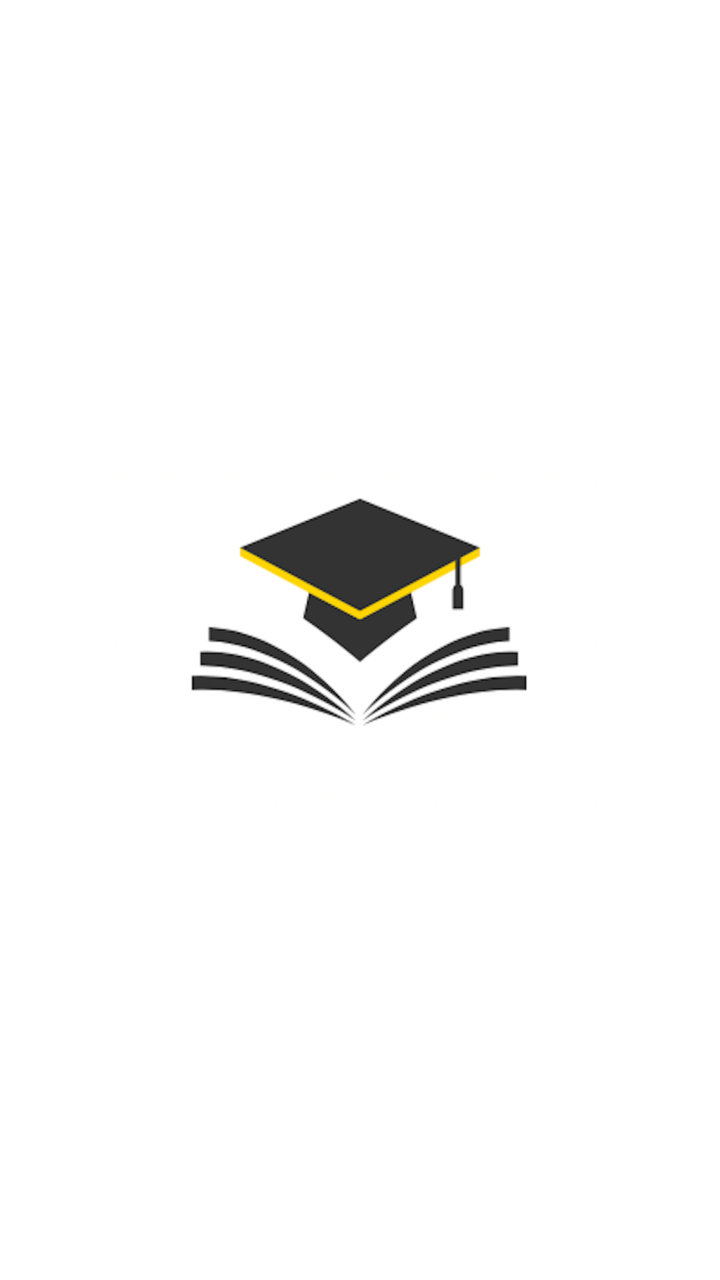
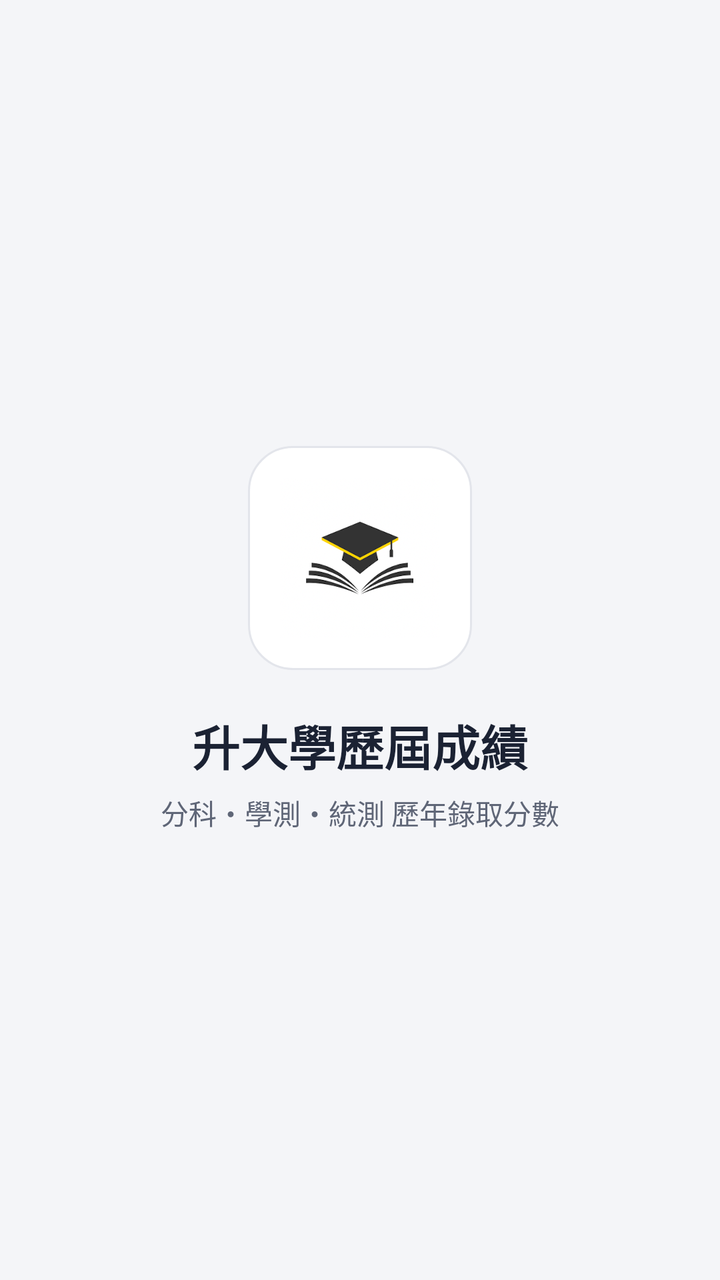

Compare the two renders of this Android layout. The source of the first and the diff that turns it into the second are given below.
<!-- AndroidManifest.xml: application theme AppTheme -->
<!-- res/layout/activity_brand.xml -->
<?xml version="1.0" encoding="utf-8"?>
<LinearLayout xmlns:android="http://schemas.android.com/apk/res/android"
    android:layout_width="match_parent"
    android:layout_height="match_parent"
    android:background="@color/white"
    android:orientation="vertical">

    <ImageView
        android:layout_marginTop="50dp"
        android:layout_width="250dp"
        android:layout_height="wrap_content"
        android:src="@drawable/logo"
        android:layout_gravity="center"
        />

</LinearLayout>
<!-- resources referenced by this layout -->
<resources>
  <style name="AppTheme" parent="Theme.AppCompat.Light.NoActionBar">
          
          <item name="colorPrimary">@color/white</item>
          <item name="colorPrimaryDark">@color/white</item>
          <item name="colorAccent">@color/yellow</item>
      </style>
  <color name="yellow">#f1c40f</color>
  <!-- unchanged entries left out for length: 2 -->
</resources>

<!-- the commit's change to res/layout/activity_brand.xml (unified diff, before → after) -->
@@ -2,15 +2,37 @@
 <LinearLayout xmlns:android="http://schemas.android.com/apk/res/android"
     android:layout_width="match_parent"
     android:layout_height="match_parent"
-    android:background="@color/white"
+    android:background="@color/bg_app"
+    android:gravity="center"
     android:orientation="vertical">
 
-    <ImageView
-        android:layout_marginTop="50dp"
-        android:layout_width="250dp"
+    <FrameLayout
+        android:layout_width="112dp"
+        android:layout_height="112dp"
+        android:background="@drawable/bg_brand_badge">
+        <ImageView
+            android:layout_width="80dp"
+            android:layout_height="80dp"
+            android:layout_gravity="center"
+            android:scaleType="fitCenter"
+            android:src="@drawable/logo" />
+    </FrameLayout>
+
+    <TextView
+        android:layout_width="wrap_content"
         android:layout_height="wrap_content"
-        android:src="@drawable/logo"
-        android:layout_gravity="center"
-        />
+        android:layout_marginTop="20dp"
+        android:text="@string/app_name"
+        android:textColor="@color/ink"
+        android:textSize="24sp"
+        android:textStyle="bold"/>
+
+    <TextView
+        android:layout_width="wrap_content"
+        android:layout_height="wrap_content"
+        android:layout_marginTop="6dp"
+        android:text="分科・學測・統測 歷年錄取分數"
+        android:textColor="@color/ink_secondary"
+        android:textSize="14sp"/>
 
 </LinearLayout>
<!-- resource entries referenced after the edit -->
@@ -1,12 +1,95 @@
 <!-- resources referenced by this layout -->
 <resources>
-  <style name="AppTheme" parent="Theme.AppCompat.Light.NoActionBar">
-          
-          <item name="colorPrimary">@color/white</item>
-          <item name="colorPrimaryDark">@color/white</item>
-          <item name="colorAccent">@color/yellow</item>
+  <color name="bg_app">#F4F5F8</color>
+  <color name="ink">#1B2233</color>
+  <color name="ink_secondary">#5F6677</color>
+  <!-- drawable bg_brand_badge (drawable) -->
+  <?xml version="1.0" encoding="utf-8"?>
+  <shape xmlns:android="http://schemas.android.com/apk/res/android" android:shape="rectangle">
+      <solid android:color="@color/white"/>
+      <stroke android:width="1dp" android:color="@color/outline"/>
+      <corners android:radius="22dp"/>
+  </shape>
+  <string name="app_name">升大學歷屆成績</string>
+  <style name="AppTheme" parent="Theme.Material3.Light.NoActionBar">
+          <item name="colorPrimary">@color/ink</item>
+          <item name="colorOnPrimary">@color/white</item>
+          <item name="colorPrimaryContainer">@color/indigo_container</item>
+          <item name="colorOnPrimaryContainer">@color/on_indigo_container</item>
+          <item name="colorSecondary">@color/amber</item>
+          <item name="colorOnSecondary">@color/ink</item>
+          <item name="colorSecondaryContainer">@color/amber_container</item>
+          <item name="colorOnSecondaryContainer">@color/on_amber_container</item>
+          <item name="colorAccent">@color/amber</item>
+          <item name="colorPrimaryDark">@color/bg_app</item>
+          <item name="android:colorBackground">@color/bg_app</item>
+          <item name="android:windowBackground">@color/bg_app</item>
+          <item name="colorSurface">@color/surface</item>
+          <item name="colorOnSurface">@color/ink</item>
+          <item name="colorOnSurfaceVariant">@color/ink_secondary</item>
+          <item name="colorOutline">@color/outline</item>
+          <item name="colorOutlineVariant">@color/outline</item>
+          <item name="colorControlActivated">@color/ink</item>
+          <item name="colorControlHighlight">@color/scrim_ripple</item>
+          <item name="android:textColorPrimary">@color/ink</item>
+          <item name="android:textColorSecondary">@color/ink_secondary</item>
+          <item name="android:textColorHint">@color/ink_tertiary</item>
+          <item name="android:statusBarColor">@android:color/transparent</item>
+          <item name="android:navigationBarColor">@color/bg_app</item>
+          <item name="android:windowLightStatusBar">true</item>
+          <item name="android:windowLightNavigationBar">true</item>
+          <item name="tabStyle">@style/AppTabs</item>
+          <item name="toolbarStyle">@style/AppToolbar</item>
+          <item name="drawerArrowStyle">@style/DrawerArrowStyle</item>
       </style>
-  <color name="yellow">#f1c40f</color>
+  <color name="outline">#E3E5EB</color>
+  <color name="indigo_container">#E8ECF7</color>
+  <color name="on_indigo_container">#2D3A5C</color>
+  <color name="amber">#F2B200</color>
+  <color name="amber_container">#FFF4D6</color>
+  <color name="on_amber_container">#7A5300</color>
+  <color name="surface">#FFFFFF</color>
+  <color name="scrim_ripple">#141B2233</color>
+  <color name="ink_tertiary">#8D93A1</color>
+  <style name="AppTabs" parent="Widget.Material3.TabLayout">
+          <item name="android:background">@color/bg_app</item>
+          <item name="tabIndicatorColor">@color/amber</item>
+          <item name="tabIndicatorHeight">3dp</item>
+          <item name="tabIndicatorFullWidth">false</item>
+          <item name="tabIndicator">@drawable/tab_indicator</item>
+          <item name="tabSelectedTextColor">@color/ink</item>
+          <item name="tabTextColor">@color/ink_tertiary</item>
+          <item name="tabTextAppearance">@style/TextAppearance.App.Tab</item>
+          <item name="tabRippleColor">@color/scrim_ripple</item>
+          <item name="tabIndicatorAnimationMode">elastic</item>
+      </style>
+  <style name="AppToolbar" parent="Widget.Material3.Toolbar">
+          <item name="titleTextAppearance">@style/TextAppearance.App.ToolbarTitle</item>
+          <item name="titleTextColor">@color/ink</item>
+          <item name="navigationIconTint">@color/ink</item>
+          <item name="android:background">@color/bg_app</item>
+      </style>
+  <style name="DrawerArrowStyle" parent="Widget.AppCompat.DrawerArrowToggle">
+          <item name="spinBars">true</item>
+          <item name="color">@color/ink</item>
+      </style>
+  <!-- drawable tab_indicator (drawable) -->
+  <?xml version="1.0" encoding="utf-8"?>
+  <shape xmlns:android="http://schemas.android.com/apk/res/android" android:shape="rectangle">
+      <corners android:topLeftRadius="3dp" android:topRightRadius="3dp"/>
+      <solid android:color="@color/amber"/>
+      <size android:height="3dp"/>
+  </shape>
+  <style name="TextAppearance.App.Tab" parent="TextAppearance.Material3.TitleSmall">
+          <item name="android:textSize">15sp</item>
+          <item name="android:textStyle">bold</item>
+          <item name="textAllCaps">false</item>
+      </style>
+  <style name="TextAppearance.App.ToolbarTitle" parent="TextAppearance.Material3.TitleLarge">
+          <item name="android:textSize">22sp</item>
+          <item name="android:textStyle">bold</item>
+          <item name="android:textColor">@color/ink</item>
+      </style>
   <!-- unchanged entries left out for length: 2 -->
 </resources>
 
